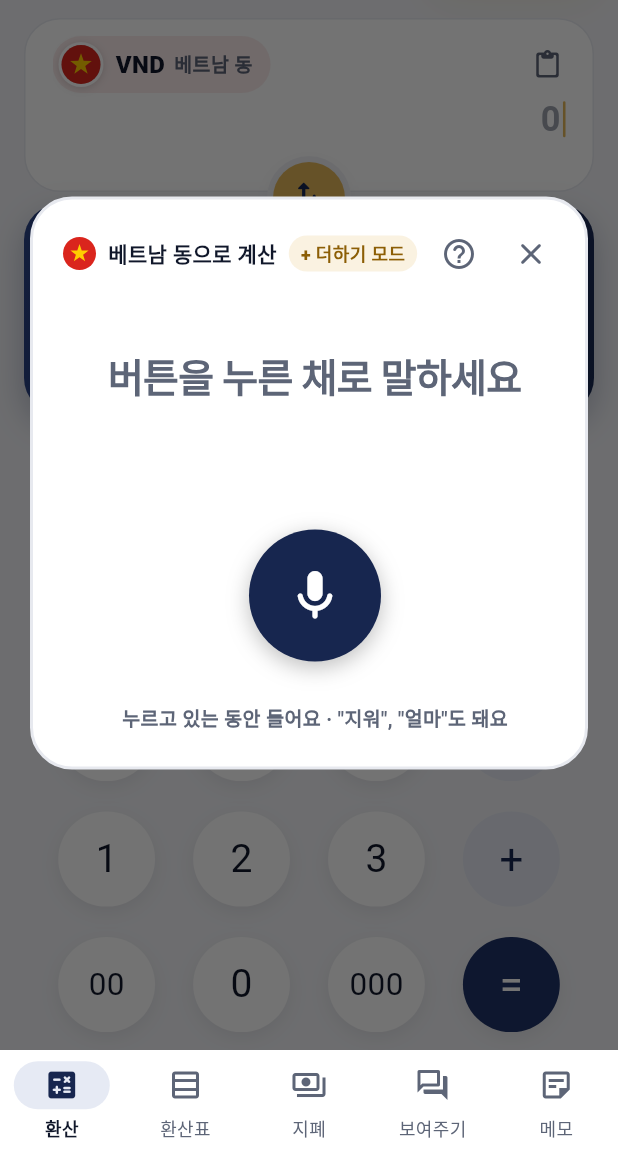
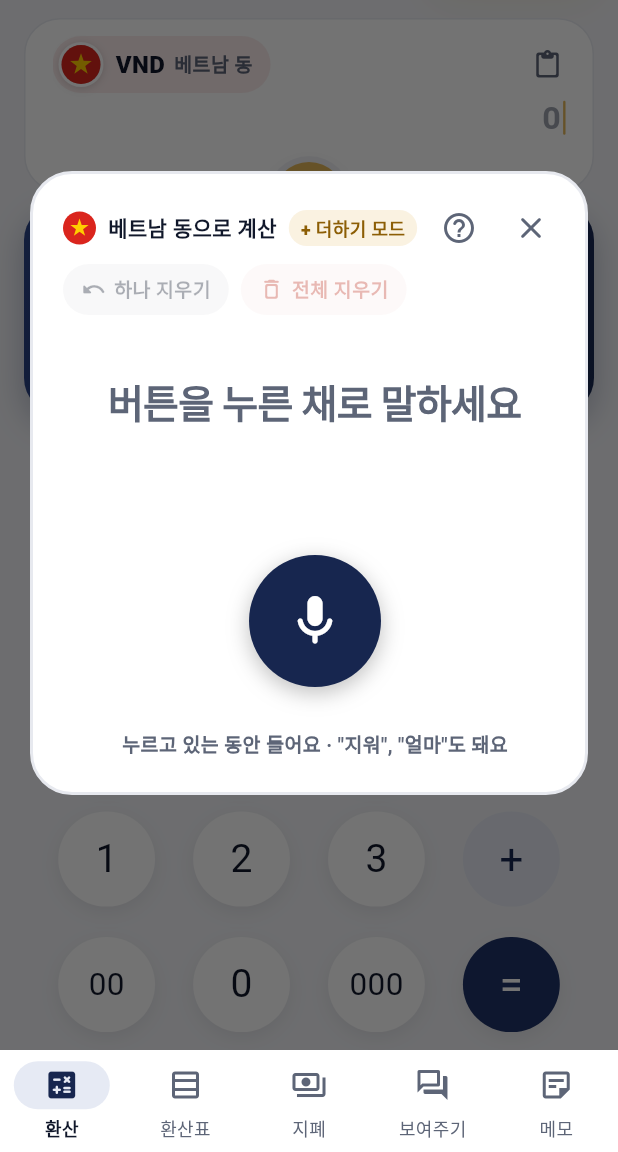
Before and after one commit to hee6635/Currency, a Flutter app: the screen it shows after launch, after a tap on "말로 입력", on a phone screen of 412 x 824 dp, the part 84-1236 px from its top. Run offline on Flutter 3.47's test engine with Material 3 defaults, Android fonts, the phone set to English and light mode, and no system bars; our stand-ins replace share_plus, shared_preferences, speech_to_text; network calls fail.

Commit message:
Show each amount's conversion under the input; add delete buttons to voice panel
- Input card: the small line now shows each entered amount converted
  (e.g. 2,632 + 526원), updated live; the '= total' line is removed
  since the result card already shows the total
- Voice panel: '하나 지우기' and '전체 지우기' buttons (clear-all can be
  undone for 2 seconds); converted line per spoken amount
- exprTerms() helper + tests

Co-Authored-By: Claude Opus 5.5 <noreply@anthropic.com>
Claude-Session: https://claude.ai/code/session_01BF3QGQfAiwtZXxjRey9N4Z

```diff
--- a/flutter_app/lib/ui/convert_page.dart
+++ b/flutter_app/lib/ui/convert_page.dart
@@ -161,15 +161,13 @@ class _InputCard extends StatelessWidget {
     final s = AppScope.of(context);
     final p = context.palette;
     final v = s.inputValue;
-    final String sub;
-    if (v == null) {
-      sub = '0으로 나눌 수 없어요';
-    } else if (hasOperator(s.expr)) {
-      sub = '= ${fmt(v)}${s.from.unit}';
-    } else {
-      final u = koreanUnit(v);
-      sub = u.isEmpty ? '' : '$u${s.from.unit}';
-    }
+    // 아래 작은 줄: 넣은 금액마다 바꾼 금액 (합계는 결과창에 있다)
+    final live = convertedTerms(s, min: 1);
+    final String sub = v == null
+        ? '0으로 나눌 수 없어요'
+        : live == null
+        ? ''
+        : '$live${s.from.other.unit}';
 
     return Panel(
       padding: const EdgeInsets.fromLTRB(18, 10, 10, 12),
@@ -270,8 +268,11 @@ class _InputCard extends StatelessWidget {
                   maxLines: 1,
                   overflow: TextOverflow.ellipsis,
                   style: TextStyle(
-                    fontSize: 13,
-                    color: v == null ? p.danger : p.muted,
+                    fontSize: 14,
+                    fontWeight: FontWeight.w700,
+                    color: v == null
+                        ? p.danger
+                        : currencyAccent(s.from.other, p),
                     fontFeatures: tabular,
                   ),
                 ),
@@ -505,6 +506,40 @@ class _VoicePanel extends StatelessWidget {
               ),
             ],
           ),
+          // 지우기 버튼: 말로 "지워"/"다 지워"와 같다
+          Row(
+            children: [
+              _PanelPill(
+                icon: Icons.undo_rounded,
+                label: '하나 지우기',
+                onTap: s.expr.isEmpty || s.listening ? null : s.voiceDeleteOne,
+              ),
+              const SizedBox(width: 8),
+              _PanelPill(
+                icon: Icons.delete_outline_rounded,
+                label: '전체 지우기',
+                danger: true,
+                onTap: s.expr.isEmpty || s.listening
+                    ? null
+                    : () {
+                        final before = s.voiceClearAll();
+                        HapticFeedback.mediumImpact();
+                        ScaffoldMessenger.of(context)
+                          ..hideCurrentSnackBar()
+                          ..showSnackBar(
+                            SnackBar(
+                              content: const Text('전부 지웠어요'),
+                              duration: const Duration(seconds: 2),
+                              action: SnackBarAction(
+                                label: '되돌리기',
+                                onPressed: () => s.restoreExpr(before),
+                              ),
+                            ),
+                          );
+                      },
+              ),
+            ],
+          ),
           // 듣는 중: 폰이 들은 말 그대로 (작게)
           SizedBox(
             height: 22,
@@ -558,7 +593,7 @@ class _VoicePanel extends StatelessWidget {
             [
               if (exprLine.isNotEmpty) exprLine,
               if (r != null && s.expr.isNotEmpty && !endsWithOp)
-                '≈ ${fmt(r)}${s.from.other.unit}',
+                '≈ ${convertedTerms(s) == null ? '' : '${convertedTerms(s)} = '}${fmt(r)}${s.from.other.unit}',
             ].join('\n'),
             textAlign: TextAlign.center,
             style: TextStyle(
@@ -1281,3 +1316,75 @@ class _FlagSwapKey extends StatelessWidget {
     ),
   );
 }
+
+
+/// 수식의 항목마다 바꾼 금액: "50000+30000" → "2,632 + 1,579" (항목이 min개보다 적으면 null)
+String? convertedTerms(AppState s, {int min = 2}) {
+  if (s.rate == null) return null;
+  final t = exprTerms(s.expr);
+  if (t.isEmpty || t.length < min) return null;
+  final b = StringBuffer();
+  for (var i = 0; i < t.length; i++) {
+    final (sign, v) = t[i];
+    if (i > 0 || sign == opSub) b.write(i == 0 ? '$sign ' : ' $sign ');
+    b.write(v == null ? '—' : fmt(s.convert(v, s.from)));
+  }
+  return b.toString();
+}
+
+
+/// 음성 창 위쪽의 작은 알약 버튼. 누를 수 없으면 흐리게.
+class _PanelPill extends StatelessWidget {
+  const _PanelPill({
+    required this.icon,
+    required this.label,
+    required this.onTap,
+    this.danger = false,
+  });
+
+  final IconData icon;
+  final String label;
+  final VoidCallback? onTap;
+  final bool danger;
+
+  @override
+  Widget build(BuildContext context) {
+    final p = context.palette;
+    final color = danger ? p.danger : p.ink;
+    return AnimatedOpacity(
+      duration: const Duration(milliseconds: 160),
+      opacity: onTap == null ? 0.35 : 1,
+      child: Material(
+        color: color.withValues(alpha: 0.08),
+        shape: const StadiumBorder(),
+        child: InkWell(
+          customBorder: const StadiumBorder(),
+          onTap: onTap == null
+              ? null
+              : () {
+                  HapticFeedback.selectionClick();
+                  onTap!();
+                },
+          child: Padding(
+            padding: const EdgeInsets.symmetric(horizontal: 12, vertical: 7),
+            child: Row(
+              mainAxisSize: MainAxisSize.min,
+              children: [
+                Icon(icon, size: 17, color: color),
+                const SizedBox(width: 5),
+                Text(
+                  label,
+                  style: TextStyle(
+                    fontSize: 13,
+                    fontWeight: FontWeight.w700,
+                    color: color,
+                  ),
+                ),
+              ],
+            ),
+          ),
+        ),
+      ),
+    );
+  }
+}
```
Also changed, not shown: flutter_app/lib/core/money.dart (+28 -0 lines), flutter_app/lib/state/app_state.dart (+25 -0 lines), 2 other files.
